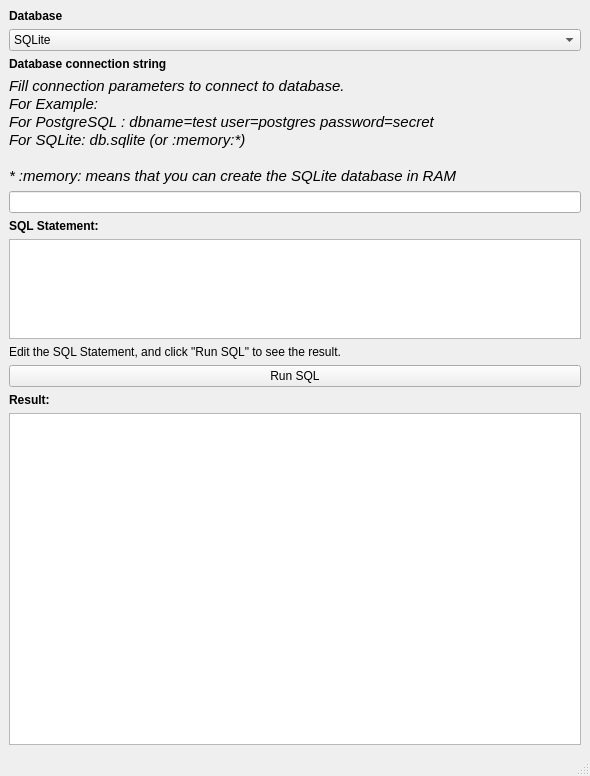
This is design.ui in tamaramalysh5991/pyqt_sql_display as Qt 5 draws it before an edit. The edited form follows.
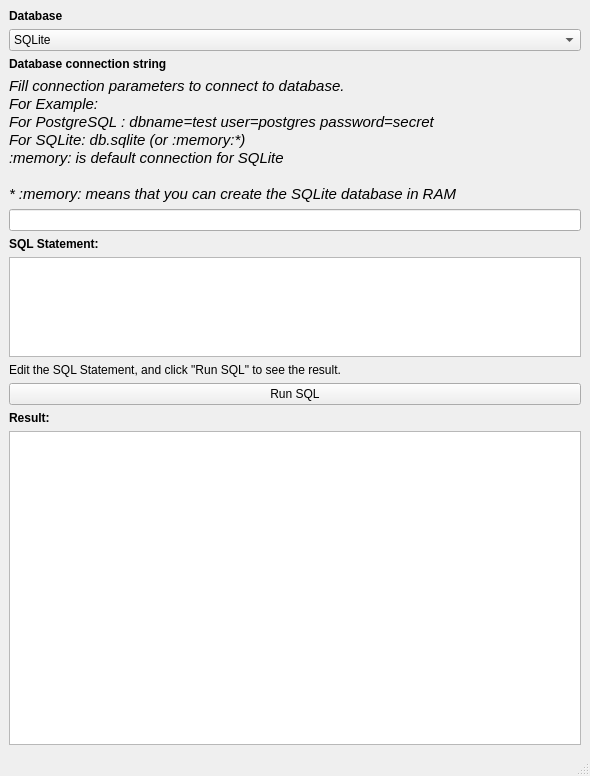
This is the edited form.

Commit message:
feat: improve columnCount for `SQLTableViewModel`
* update ui

Diff of the .ui file:
```diff
--- a/design.ui
+++ b/design.ui
@@ -54,6 +54,7 @@
 &lt;p style=&quot; margin-top:0px; margin-bottom:0px; margin-left:0px; margin-right:0px; -qt-block-indent:0; text-indent:0px;&quot;&gt;&lt;span style=&quot; font-style:italic;&quot;&gt;For Example:&lt;/span&gt;&lt;/p&gt;
 &lt;p style=&quot; margin-top:0px; margin-bottom:0px; margin-left:0px; margin-right:0px; -qt-block-indent:0; text-indent:0px;&quot;&gt;&lt;span style=&quot; font-style:italic;&quot;&gt;For PostgreSQL : dbname=test user=postgres password=secret&lt;/span&gt;&lt;/p&gt;
 &lt;p style=&quot; margin-top:0px; margin-bottom:0px; margin-left:0px; margin-right:0px; -qt-block-indent:0; text-indent:0px;&quot;&gt;&lt;span style=&quot; font-style:italic;&quot;&gt;For SQLite: db.sqlite (or :memory:*)&lt;/span&gt;&lt;/p&gt;
+&lt;p style=&quot; margin-top:0px; margin-bottom:0px; margin-left:0px; margin-right:0px; -qt-block-indent:0; text-indent:0px;&quot;&gt;&lt;span style=&quot; font-style:italic;&quot;&gt;:memory: is default connection for SQLite&lt;/span&gt;&lt;/p&gt;
 &lt;p style=&quot;-qt-paragraph-type:empty; margin-top:0px; margin-bottom:0px; margin-left:0px; margin-right:0px; -qt-block-indent:0; text-indent:0px; font-style:italic;&quot;&gt;&lt;br /&gt;&lt;/p&gt;
 &lt;p style=&quot; margin-top:0px; margin-bottom:0px; margin-left:0px; margin-right:0px; -qt-block-indent:0; text-indent:0px;&quot;&gt;&lt;span style=&quot; font-style:italic;&quot;&gt;* :memory: means that you can create the SQLite database in RAM&lt;/span&gt;&lt;/p&gt;&lt;/body&gt;&lt;/html&gt;</string>
       </property>
@@ -61,6 +62,9 @@
     </item>
     <item>
      <widget class="QLineEdit" name="dbConnection">
+      <property name="text">
+       <string/>
+      </property>
       <property name="placeholderText">
        <string/>
       </property>
```
The commit also changes 2 other files.
